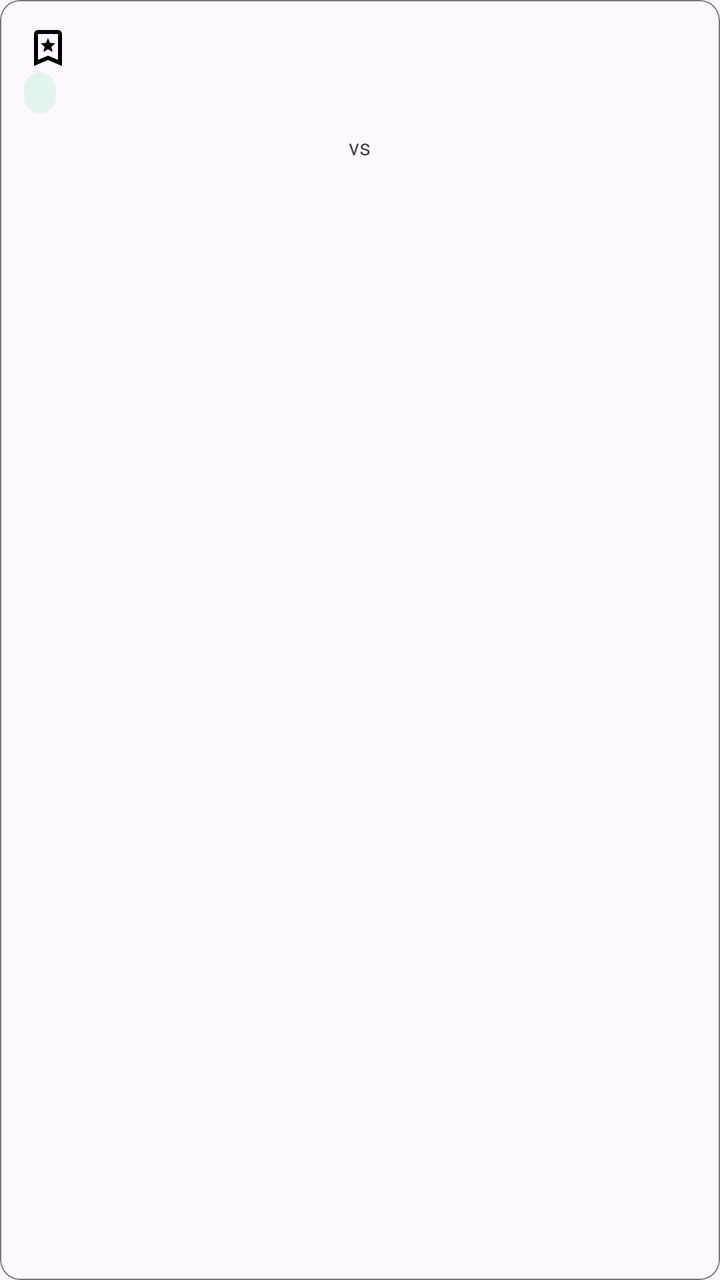
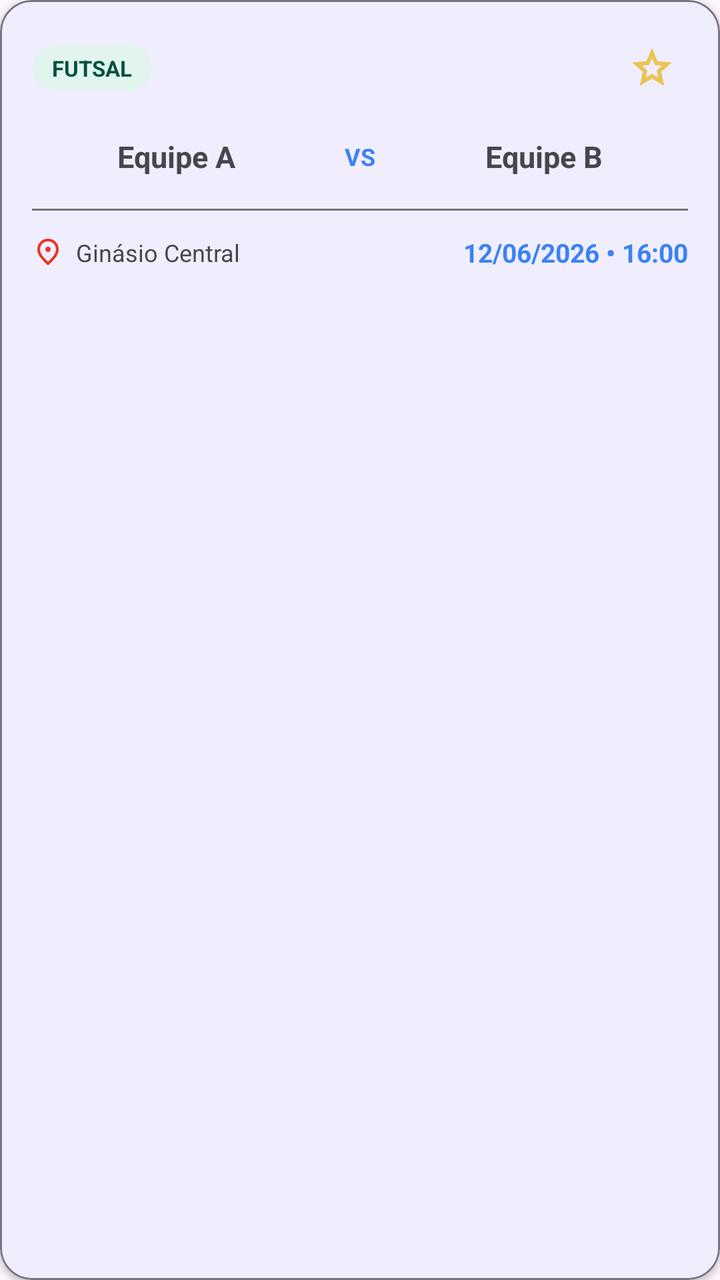

Compare the two renders of this Android layout. The source of the first and the diff that turns it into the second are given below.
<!-- AndroidManifest.xml: application theme Theme.JoiaApp2026 -->
<!-- res/layout/item_jogo_proximo.xml -->
<?xml version="1.0" encoding="utf-8"?>
<com.google.android.material.card.MaterialCardView
    xmlns:android="http://schemas.android.com/apk/res/android"
    xmlns:app="http://schemas.android.com/apk/res-auto"
    android:layout_width="match_parent"
    android:layout_height="wrap_content"
    android:layout_marginHorizontal="16dp"
    android:layout_marginBottom="8dp"
    app:cardCornerRadius="10dp"
    app:cardElevation="0dp"
    app:strokeWidth="0.5dp"
    app:strokeColor="?attr/colorOutline">

    <LinearLayout
        android:layout_width="match_parent"
        android:layout_height="wrap_content"
        android:orientation="vertical"
        android:padding="12dp">

        <TextView
            android:background="@drawable/favorito"
            android:layout_width="wrap_content"
            android:layout_height="wrap_content"/>

        <LinearLayout
            android:layout_width="match_parent"
            android:layout_height="wrap_content"
            android:orientation="horizontal"
            android:gravity="center_vertical"
            android:layout_marginBottom="8dp">

            <TextView
                android:id="@+id/tvProxModalidade"
                android:layout_width="wrap_content"
                android:layout_height="wrap_content"
                android:layout_weight="0"
                android:textSize="11sp"
                android:textStyle="bold"
                android:textColor="#085041"
                android:paddingHorizontal="8dp"
                android:paddingVertical="3dp"
                android:background="@drawable/bg_badge_modalidade"
                android:layout_marginEnd="8dp"/>

            <View android:layout_width="0dp" android:layout_height="1dp" android:layout_weight="1"/>

            <TextView
                android:id="@+id/tvProxHorario"
                android:layout_width="wrap_content"
                android:layout_height="wrap_content"
                android:textSize="11sp"
                android:textColor="?attr/colorOnSurfaceVariant"/>
        </LinearLayout>

        <LinearLayout
            android:layout_width="match_parent"
            android:layout_height="wrap_content"
            android:orientation="horizontal"
            android:gravity="center_vertical"
            android:layout_marginBottom="6dp">

            <TextView
                android:id="@+id/tvProxMandante"
                android:layout_width="0dp"
                android:layout_height="wrap_content"
                android:layout_weight="1"
                android:textSize="13sp"
                android:textStyle="bold"
                android:gravity="center"/>

            <TextView
                android:layout_width="wrap_content"
                android:layout_height="wrap_content"
                android:text="vs"
                android:textSize="11sp"
                android:textColor="?attr/colorOnSurfaceVariant"
                android:paddingHorizontal="8dp"/>

            <TextView
                android:id="@+id/tvProxVisitante"
                android:layout_width="0dp"
                android:layout_height="wrap_content"
                android:layout_weight="1"
                android:textSize="13sp"
                android:textStyle="bold"
                android:gravity="center"/>
        </LinearLayout>

        <TextView
            android:id="@+id/tvProxLocal"
            android:layout_width="wrap_content"
            android:layout_height="wrap_content"
            android:textSize="11sp"
            android:textColor="?attr/colorOnSurfaceVariant"/>
    </LinearLayout>
</com.google.android.material.card.MaterialCardView>
<!-- resources referenced by this layout -->
<resources>
  <!-- drawable bg_badge_modalidade (drawable) -->
  <?xml version="1.0" encoding="utf-8"?>
  <shape xmlns:android="http://schemas.android.com/apk/res/android"
      android:shape="rectangle">
      <solid android:color="#E1F5EE"/>
      <corners android:radius="20dp"/>
  </shape>
  <!-- drawable favorito (drawable) -->
  <vector xmlns:android="http://schemas.android.com/apk/res/android" android:height="24dp" android:tint="#000000" android:viewportHeight="960" android:viewportWidth="960" android:width="24dp">
        
      <path android:fillColor="@android:color/white" android:pathData="M389,560L480,505L571,560L547,456L627,387L522,378L480,280L438,378L333,387L413,456L389,560ZM200,840L200,200Q200,167 223.5,143.5Q247,120 280,120L680,120Q713,120 736.5,143.5Q760,167 760,200L760,840L480,720L200,840ZM280,718L480,632L680,718L680,200Q680,200 680,200Q680,200 680,200L280,200Q280,200 280,200Q280,200 280,200L280,718ZM280,200L280,200Q280,200 280,200Q280,200 280,200L680,200Q680,200 680,200Q680,200 680,200L680,200L480,200L280,200Z"/>
      
  </vector>
  <style name="Theme.JoiaApp2026" parent="Base.Theme.JoiaApp2026" />
  <style name="Base.Theme.JoiaApp2026" parent="Theme.Material3.DayNight.NoActionBar">
          <item name="colorPrimary">@color/purple_primary</item>
          <item name="colorOnPrimary">@color/white</item>
          <item name="colorPrimaryContainer">@color/purple_light</item>
          <item name="colorOnPrimaryContainer">@color/purple_dark</item>
          <item name="colorSecondary">@color/purple_dark</item>
          <item name="colorOnSecondary">@color/white</item>
      </style>
  <color name="purple_primary">#2563EB</color>
  <color name="white">#FFFFFFFF</color>
  <color name="purple_light">#DBEAFE</color>
  <color name="purple_dark">#1E3A8A</color>
</resources>

<!-- the commit's change to res/layout/item_jogo_proximo.xml (unified diff, before → after) -->
@@ -5,92 +5,151 @@
     android:layout_width="match_parent"
     android:layout_height="wrap_content"
     android:layout_marginHorizontal="16dp"
-    android:layout_marginBottom="8dp"
-    app:cardCornerRadius="10dp"
-    app:cardElevation="0dp"
-    app:strokeWidth="0.5dp"
+    android:layout_marginBottom="12dp"
+    app:cardCornerRadius="16dp"
+    app:cardElevation="2dp"
+    app:strokeWidth="1dp"
     app:strokeColor="?attr/colorOutline">
 
     <LinearLayout
         android:layout_width="match_parent"
         android:layout_height="wrap_content"
         android:orientation="vertical"
-        android:padding="12dp">
+        android:padding="16dp">
 
-        <TextView
-            android:background="@drawable/favorito"
-            android:layout_width="wrap_content"
-            android:layout_height="wrap_content"/>
+        
 
         <LinearLayout
             android:layout_width="match_parent"
             android:layout_height="wrap_content"
-            android:orientation="horizontal"
             android:gravity="center_vertical"
-            android:layout_marginBottom="8dp">
+            android:orientation="horizontal">
 
             <TextView
                 android:id="@+id/tvProxModalidade"
                 android:layout_width="wrap_content"
                 android:layout_height="wrap_content"
-                android:layout_weight="0"
+                android:background="@drawable/bg_badge_modalidade"
+                android:paddingHorizontal="10dp"
+                android:paddingVertical="4dp"
+                android:text="FUTSAL"
+                android:textColor="#085041"
                 android:textSize="11sp"
-                android:textStyle="bold"
-                android:textColor="#085041"
-                android:paddingHorizontal="8dp"
-                android:paddingVertical="3dp"
-                android:background="@drawable/bg_badge_modalidade"
-                android:layout_marginEnd="8dp"/>
+                android:textStyle="bold"/>
 
-            <View android:layout_width="0dp" android:layout_height="1dp" android:layout_weight="1"/>
+            <View
+                android:layout_width="0dp"
+                android:layout_height="1dp"
+                android:layout_weight="1"/>
 
-            <TextView
-                android:id="@+id/tvProxHorario"
-                android:layout_width="wrap_content"
-                android:layout_height="wrap_content"
-                android:textSize="11sp"
-                android:textColor="?attr/colorOnSurfaceVariant"/>
+            <ImageButton
+                android:id="@+id/btnFavorito"
+                android:layout_width="36dp"
+                android:layout_height="36dp"
+                android:background="?attr/selectableItemBackgroundBorderless"
+                android:contentDescription="Favoritar"
+                android:padding="6dp"
+                android:src="@drawable/ic_star_outline"/>
+
         </LinearLayout>
+
+
+
+        
 
         <LinearLayout
             android:layout_width="match_parent"
             android:layout_height="wrap_content"
-            android:orientation="horizontal"
+            android:layout_marginTop="16dp"
             android:gravity="center_vertical"
-            android:layout_marginBottom="6dp">
+            android:orientation="horizontal">
 
             <TextView
                 android:id="@+id/tvProxMandante"
                 android:layout_width="0dp"
                 android:layout_height="wrap_content"
                 android:layout_weight="1"
-                android:textSize="13sp"
-                android:textStyle="bold"
-                android:gravity="center"/>
+                android:ellipsize="end"
+                android:gravity="center"
+                android:maxLines="2"
+                android:text="Equipe A"
+                android:textSize="15sp"
+                android:textStyle="bold"/>
 
             <TextView
                 android:layout_width="wrap_content"
                 android:layout_height="wrap_content"
-                android:text="vs"
-                android:textSize="11sp"
-                android:textColor="?attr/colorOnSurfaceVariant"
-                android:paddingHorizontal="8dp"/>
+                android:layout_marginHorizontal="12dp"
+                android:text="VS"
+                android:textAllCaps="true"
+                android:textColor="?attr/colorPrimary"
+                android:textSize="12sp"
+                android:textStyle="bold"/>
 
             <TextView
                 android:id="@+id/tvProxVisitante"
                 android:layout_width="0dp"
                 android:layout_height="wrap_content"
                 android:layout_weight="1"
-                android:textSize="13sp"
-                android:textStyle="bold"
-                android:gravity="center"/>
+                android:ellipsize="end"
+                android:gravity="center"
+                android:maxLines="2"
+                android:text="Equipe B"
+                android:textSize="15sp"
+                android:textStyle="bold"/>
+
         </LinearLayout>
 
-        <TextView
-            android:id="@+id/tvProxLocal"
-            android:layout_width="wrap_content"
+        
+
+        <View
+            android:layout_width="match_parent"
+            android:layout_height="1dp"
+            android:layout_marginTop="16dp"
+            android:layout_marginBottom="12dp"
+            android:background="?attr/colorOutline"/>
+
+        
+
+        <LinearLayout
+            android:layout_width="match_parent"
             android:layout_height="wrap_content"
-            android:textSize="11sp"
-            android:textColor="?attr/colorOnSurfaceVariant"/>
+            android:gravity="center_vertical"
+            android:orientation="horizontal">
+
+            <ImageView
+                android:layout_width="16dp"
+                android:layout_height="16dp"
+                android:src="@drawable/ic_location" />
+
+            <TextView
+                android:id="@+id/tvProxLocal"
+                android:layout_width="wrap_content"
+                android:layout_height="wrap_content"
+                android:layout_marginStart="6dp"
+                android:text="Ginásio Central"
+                android:textColor="?attr/colorOnSurfaceVariant"
+                android:textSize="12sp" />
+
+            <View
+                android:layout_width="0dp"
+                android:layout_height="1dp"
+                android:layout_weight="1" />
+
+            <TextView
+                android:id="@+id/tvProxHorario"
+                android:layout_width="wrap_content"
+                android:layout_height="wrap_content"
+                android:text="12/06/2026 • 16:00"
+                android:textColor="?attr/colorPrimary"
+                android:textSize="13sp"
+                android:textStyle="bold" />
+
+        </LinearLayout>
+
+
+
+
     </LinearLayout>
+
 </com.google.android.material.card.MaterialCardView>
<!-- resource entries referenced after the edit -->
@@ -7,24 +7,41 @@
       <solid android:color="#E1F5EE"/>
       <corners android:radius="20dp"/>
   </shape>
-  <!-- drawable favorito (drawable) -->
-  <vector xmlns:android="http://schemas.android.com/apk/res/android" android:height="24dp" android:tint="#000000" android:viewportHeight="960" android:viewportWidth="960" android:width="24dp">
-        
-      <path android:fillColor="@android:color/white" android:pathData="M389,560L480,505L571,560L547,456L627,387L522,378L480,280L438,378L333,387L413,456L389,560ZM200,840L200,200Q200,167 223.5,143.5Q247,120 280,120L680,120Q713,120 736.5,143.5Q760,167 760,200L760,840L480,720L200,840ZM280,718L480,632L680,718L680,200Q680,200 680,200Q680,200 680,200L280,200Q280,200 280,200Q280,200 280,200L280,718ZM280,200L280,200Q280,200 280,200Q280,200 280,200L680,200Q680,200 680,200Q680,200 680,200L680,200L480,200L280,200Z"/>
-      
+  <!-- drawable ic_location (drawable) -->
+  <vector xmlns:android="http://schemas.android.com/apk/res/android"
+      android:width="24dp"
+      android:height="24dp"
+      android:viewportWidth="960"
+      android:viewportHeight="960">
+    <path
+        android:pathData="M536.5,456.5Q560,433 560,400t-23.5,-56.5Q513,320 480,320t-56.5,23.5Q400,367 400,400t23.5,56.5Q447,480 480,480t56.5,-23.5ZM480,774q122,-112 181,-203.5T720,408q0,-109 -69.5,-178.5T480,160q-101,0 -170.5,69.5T240,408q0,71 59,162.5T480,774ZM480,880Q319,743 239.5,625.5T160,408q0,-150 96.5,-239T480,80q127,0 223.5,89T800,408q0,100 -79.5,217.5T480,880ZM480,400Z"
+        android:fillColor="#EA3323"/>
+  </vector>
+  <!-- drawable ic_star_outline (drawable) -->
+  <vector xmlns:android="http://schemas.android.com/apk/res/android"
+      android:width="24dp"
+      android:height="24dp"
+      android:viewportWidth="960"
+      android:viewportHeight="960">
+    <path
+        android:pathData="m354,673 l126,-76 126,77 -33,-144 111,-96 -146,-13 -58,-136 -58,135 -146,13 111,97 -33,143ZM233,840l65,-281L80,370l288,-25 112,-265 112,265 288,25 -218,189 65,281 -247,-149 -247,149ZM480,490Z"
+        android:fillColor="#EAC452"/>
   </vector>
   <style name="Theme.JoiaApp2026" parent="Base.Theme.JoiaApp2026" />
   <style name="Base.Theme.JoiaApp2026" parent="Theme.Material3.DayNight.NoActionBar">
           <item name="colorPrimary">@color/purple_primary</item>
           <item name="colorOnPrimary">@color/white</item>
+  
           <item name="colorPrimaryContainer">@color/purple_light</item>
-          <item name="colorOnPrimaryContainer">@color/purple_dark</item>
+          <item name="colorOnPrimaryContainer">@color/text_primary</item>
+  
           <item name="colorSecondary">@color/purple_dark</item>
           <item name="colorOnSecondary">@color/white</item>
       </style>
-  <color name="purple_primary">#2563EB</color>
+  <color name="purple_primary">#3B82F6</color>
   <color name="white">#FFFFFFFF</color>
   <color name="purple_light">#DBEAFE</color>
-  <color name="purple_dark">#1E3A8A</color>
+  <color name="text_primary">#0F172A</color>
+  <color name="purple_dark">#1D4ED8</color>
 </resources>
 
